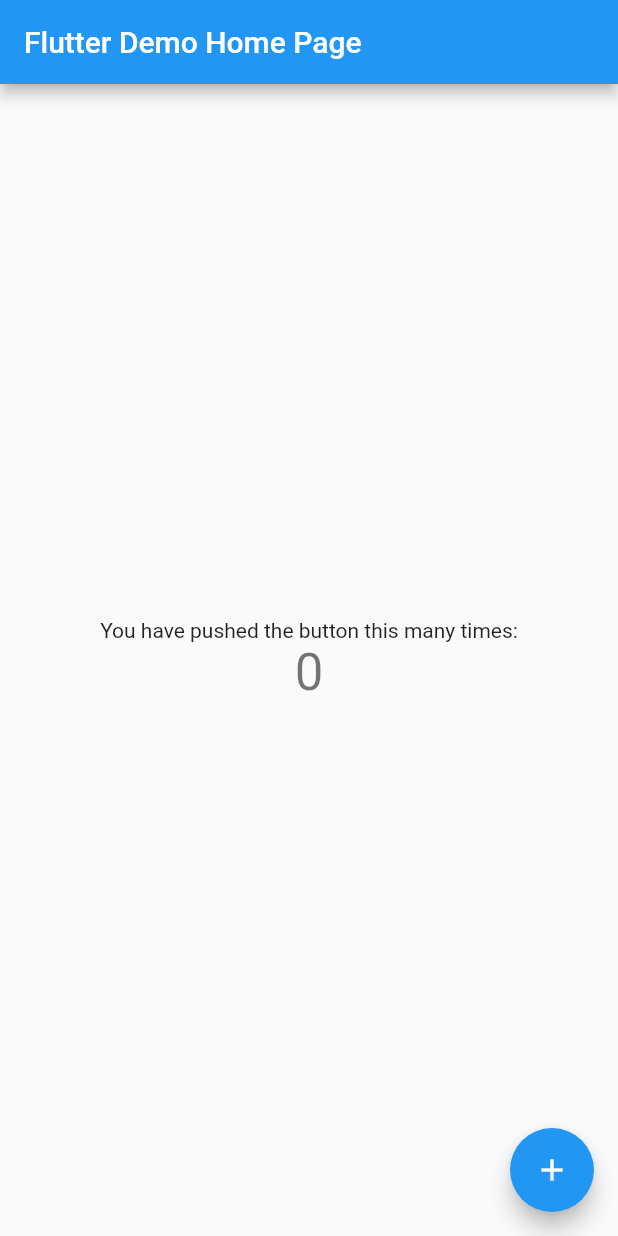
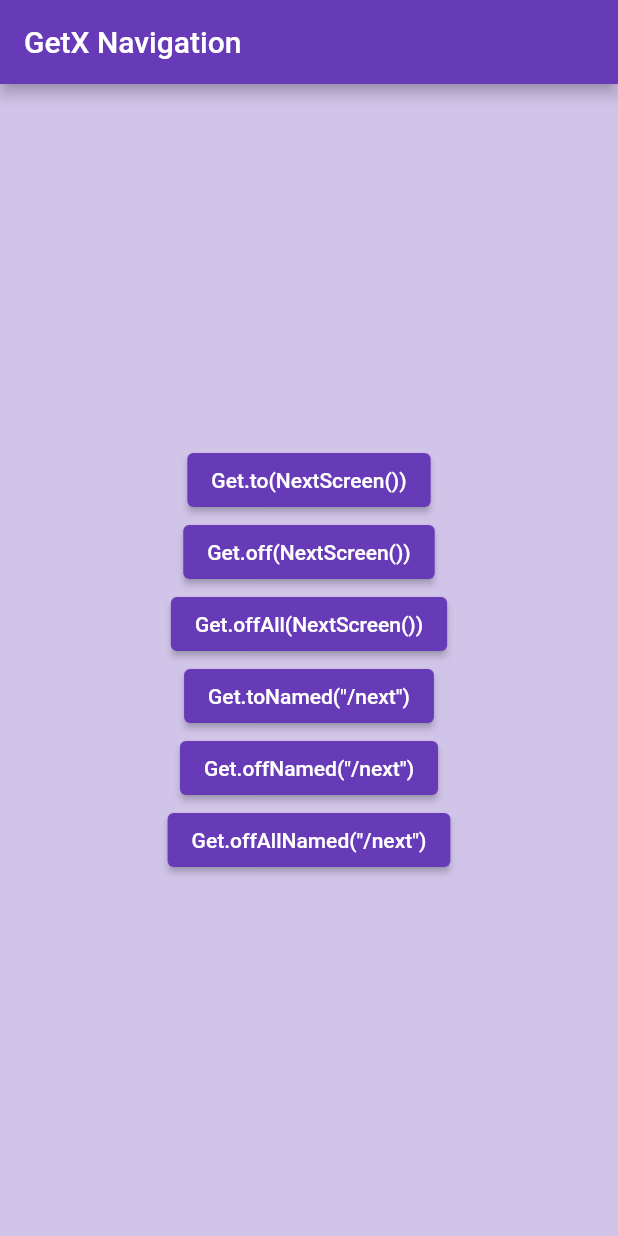
Before and after one commit to md-siam/getx_tutorial, a Flutter app: the screen it shows after launch, on a phone screen of 412 x 824 dp. Run offline on Flutter 3.47's test engine with Material 2 defaults, Android fonts, the phone set to English and light mode, and no system bars; our stand-ins replace get.

Commit message:
navigation

```diff
--- a/lib/main.dart
+++ b/lib/main.dart
@@ -1,4 +1,5 @@
 import 'package:flutter/material.dart';
+import '/navigation/navigation.dart';
 
 void main() {
   runApp(const MyApp());
@@ -12,57 +13,8 @@
     return MaterialApp(
       debugShowCheckedModeBanner: false,
       title: 'GetX Tutorial',
-      theme: ThemeData(
-        primarySwatch: Colors.blue,
-      ),
-      home: const MyHomePage(title: 'Flutter Demo Home Page'),
+      theme: ThemeData(primarySwatch: Colors.deepPurple),
+      home: const GetNavigation(),
     );
   }
 }
-
-class MyHomePage extends StatefulWidget {
-  const MyHomePage({Key? key, required this.title}) : super(key: key);
-
-  final String title;
-
-  @override
-  State<MyHomePage> createState() => _MyHomePageState();
-}
-
-class _MyHomePageState extends State<MyHomePage> {
-  int _counter = 0;
-
-  void _incrementCounter() {
-    setState(() {
-      _counter++;
-    });
-  }
-
-  @override
-  Widget build(BuildContext context) {
-    return Scaffold(
-      appBar: AppBar(
-        title: Text(widget.title),
-      ),
-      body: Center(
-        child: Column(
-          mainAxisAlignment: MainAxisAlignment.center,
-          children: <Widget>[
-            const Text(
-              'You have pushed the button this many times:',
-            ),
-            Text(
-              '$_counter',
-              style: Theme.of(context).textTheme.headline4,
-            ),
-          ],
-        ),
-      ),
-      floatingActionButton: FloatingActionButton(
-        onPressed: _incrementCounter,
-        tooltip: 'Increment',
-        child: const Icon(Icons.add),
-      ),
-    );
-  }
-}
--- /dev/null
+++ b/lib/navigation/navigation.dart
@@ -0,0 +1,106 @@
+import 'package:flutter/material.dart';
+import 'package:get/get.dart';
+import 'next_screen.dart';
+
+class GetNavigation extends StatelessWidget {
+  const GetNavigation({Key? key}) : super(key: key);
+
+  @override
+  Widget build(BuildContext context) {
+    return GetMaterialApp(
+      debugShowCheckedModeBanner: false,
+      theme: ThemeData(primarySwatch: Colors.deepPurple),
+      initialRoute: '/',
+      // unknownRoute: GetPage(name: '/notFound', page() => UnknownPage())
+      getPages: [
+        GetPage(name: '/', page: () => const GetNavigation()),
+        GetPage(name: '/next', page: () => const NextScreen()),
+      ],
+      // If you want to listen Get events to trigger actions,
+      // you can use routingCallback to it
+      routingCallback: (routing) {
+        if (routing!.current == '/next') {
+          debugPrint('Open Ads');
+        }
+      },
+      home: Scaffold(
+        backgroundColor: Colors.deepPurple[100],
+        appBar: AppBar(
+          title: const Text('GetX Navigation'),
+        ),
+        body: Center(
+          child: Column(
+            mainAxisAlignment: MainAxisAlignment.center,
+            children: [
+              ElevatedButton(
+                onPressed: () async {
+                  // To navigate to a new screen
+                  var data = await Get.to(
+                    // Using a widget function instead of a widget
+                    // fully guarantees that the widget and its controllers
+                    // will be removed from memory when they are no longer used.
+                    () => const NextScreen(),
+                    // transition: Transition.rightToLeft,
+                    // duration: const Duration(seconds: 1),
+                    // curve: Curves.easeInOut,
+                    // https://api.flutter.dev/flutter/animation/Curves-class.html
+                    arguments: 'Hello World from Get.to()',
+                  );
+                  debugPrint(data);
+                },
+                child: const Text('Get.to(NextScreen())'),
+              ),
+              ElevatedButton(
+                onPressed: () {
+                  // To go to the next screen and no option to go back to
+                  // the previous screen (for use in SplashScreen)
+                  Get.off(
+                    const NextScreen(),
+                    arguments: 'Hello World from Get.off()',
+                  );
+                },
+                child: const Text('Get.off(NextScreen())'),
+              ),
+              ElevatedButton(
+                onPressed: () {
+                  Get.offAll(
+                    const NextScreen(),
+                    arguments: 'Hello World from Get.offAll()',
+                  );
+                },
+                child: const Text('Get.offAll(NextScreen())'),
+              ),
+              ElevatedButton(
+                onPressed: () {
+                  Get.toNamed(
+                    '/next',
+                    arguments: 'Hello World from Get.toNamed("/next")',
+                  );
+                },
+                child: const Text('Get.toNamed("/next")'),
+              ),
+              ElevatedButton(
+                onPressed: () {
+                  Get.offNamed(
+                    '/next',
+                    arguments: 'Hello World from Get.offNamed("/next")',
+                  );
+                },
+                child: const Text('Get.offNamed("/next")'),
+              ),
+              ElevatedButton(
+                onPressed: () {
+                  Get.offAllNamed(
+                    '/next',
+                    arguments: 'Hello World from Get.offAllNamed("/next")',
+                  );
+                },
+                child: const Text('Get.offAllNamed("/next")'),
+              ),
+            ],
+          ),
+        ),
+      ),
+    );
+  }
+}
--- /dev/null
+++ b/lib/navigation/next_screen.dart
@@ -0,0 +1,35 @@
+import 'package:flutter/material.dart';
+import 'package:get/get.dart';
+
+class NextScreen extends StatelessWidget {
+  const NextScreen({Key? key}) : super(key: key);
+
+  @override
+  Widget build(BuildContext context) {
+    return Scaffold(
+      backgroundColor: Colors.deepPurple[100],
+      appBar: AppBar(),
+      body: Center(
+        child: Column(
+          mainAxisAlignment: MainAxisAlignment.center,
+          children: [
+            const Text('Next Screen'),
+            Text('argument: ${Get.arguments}'),
+            ElevatedButton(
+              onPressed: () {
+                // To navigate to a new screen
+                Get.back(
+                  result: 'success',
+                  // if your set [closeOverlays] to true, Get.back() will close
+                  // the currently open snackbar/dialog/bottomsheet
+                  closeOverlays: false,
+                );
+              },
+              child: const Text('Get.back()'),
+            ),
+          ],
+        ),
+      ),
+    );
+  }
+}
```
Also changed, not shown: 2 other files.
